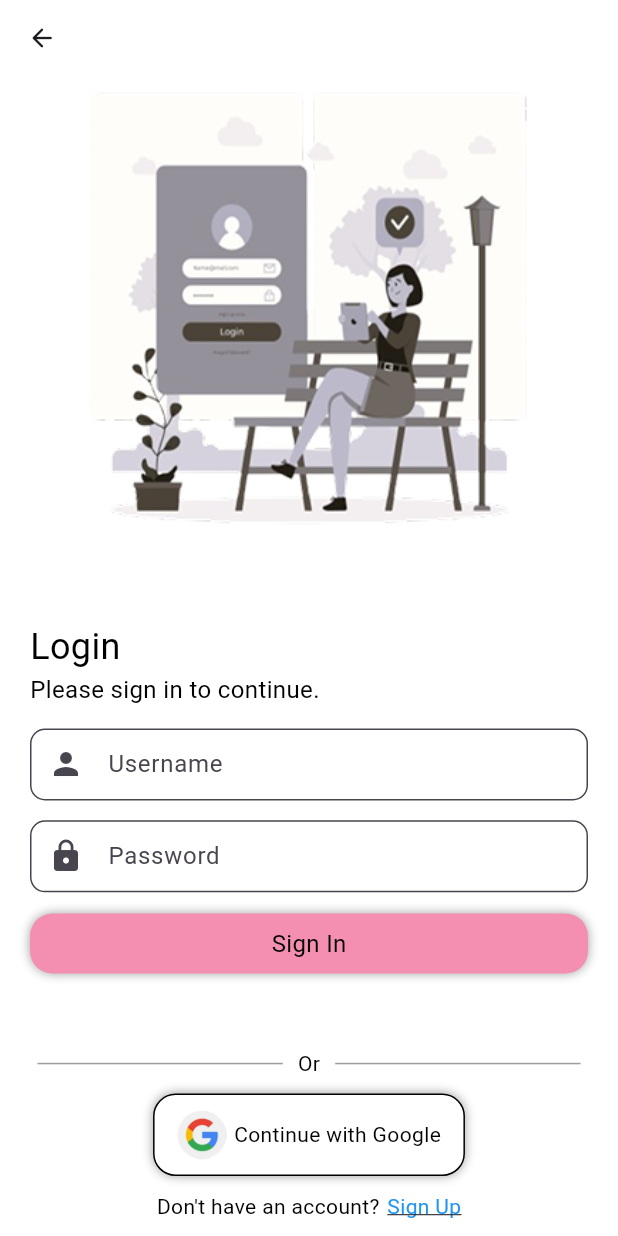
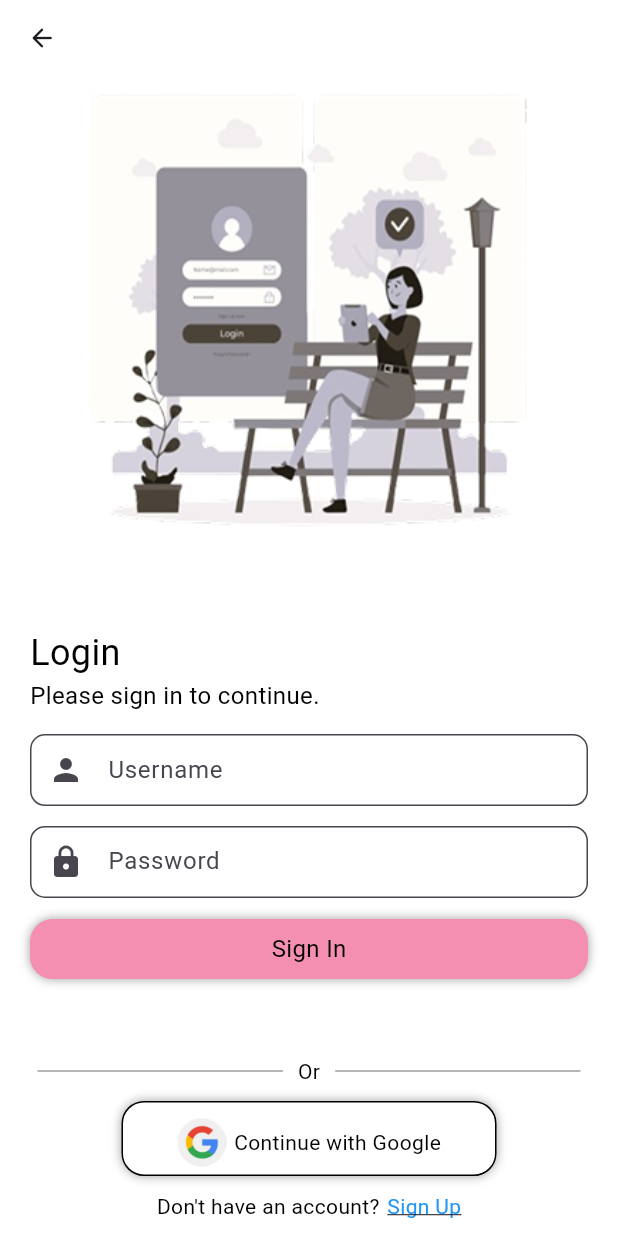
Before and after one commit to FourZe007/sales_management, a Flutter app: the screen it shows after launch, after a tap on "Login", on a phone screen of 412 x 824 dp. Run offline on Flutter 3.47's test engine with Material 3 defaults, Android fonts, the light colour scheme and no system bars; our stand-ins replace cloud_firestore, equatable, firebase_auth, firebase_core, flutter_bloc, google_sign_in; accounts and stored records are empty.

Commit message:
feat: minor fix to Google login button

```diff
--- a/lib/main.dart
+++ b/lib/main.dart
@@ -19,12 +19,6 @@ void main() async {
   await Firebase.initializeApp();
   FirebaseAuth.instance.setSettings(appVerificationDisabledForTesting: true);
 
-  // runApp(
-  //   ChangeNotifierProvider(
-  //     create: (context) => StateManager(),
-  //     child: const MainApp(),
-  //   ),
-  // );
   runApp(MainApp());
 }
 
--- a/lib/presentation/screens/login_screen.dart
+++ b/lib/presentation/screens/login_screen.dart
@@ -205,24 +205,9 @@ class _LoginScreenState extends State<LoginScreen> {
             ),
 
             // ~:Alt Login Option:~
-            BlocConsumer<GoogleBloc, GoogleState>(
-              listener: (context, state) {
-                if (state is GoogleLoginSuccess) {
-                  Navigator.pushReplacementNamed(context, '/home');
-                } else if (state is GoogleLoginFail) {
-                  ScaffoldMessenger.of(context).showSnackBar(
-                    SnackBar(
-                      content: Text(state.errorMessage),
-                      backgroundColor: Colors.red,
-                    ),
-                  );
-                }
-              },
-              builder: (context, state) {
-                if (state is GoogleLoginLoading) {
-                  return CircularProgressIndicator();
-                } else {
-                  return Container(
+            Container(
+              width: 250,
+              height: 50,
               decoration: BoxDecoration(
                 color: Colors.white,
                 border: Border.all(color: Colors.black),
@@ -237,7 +222,28 @@ class _LoginScreenState extends State<LoginScreen> {
               ),
               padding: EdgeInsets.symmetric(horizontal: 15, vertical: 10),
               margin: EdgeInsets.symmetric(horizontal: 10, vertical: 10),
-                    child: GestureDetector(
+              child: BlocConsumer<GoogleBloc, GoogleState>(
+                listener: (context, state) {
+                  if (state is GoogleLoginSuccess) {
+                    Navigator.pushReplacementNamed(context, '/home');
+                  } else if (state is GoogleLoginFail) {
+                    ScaffoldMessenger.of(
+                      context,
+                    ).showSnackBar(SnackBar(content: Text(state.errorMessage)));
+                  }
+                },
+                builder: (context, state) {
+                  if (state is GoogleLoginLoading) {
+                    return Center(
+                      child: SizedBox(
+                        width: 25,
+                        height: 25,
+                        child: CircularProgressIndicator(),
+                      ),
+                    );
+                  }
+
+                  return GestureDetector(
                     onTap: () {
                       context.read<GoogleBloc>().add(ContinueWithGoogle());
                     },
@@ -259,10 +265,9 @@ class _LoginScreenState extends State<LoginScreen> {
                         ),
                       ],
                     ),
+                  );
+                },
               ),
-                  );
-                }
-              },
             ),
 
             // ~:Registration Option:~
--- a/lib/presentation/screens/welcome_screen.dart
+++ b/lib/presentation/screens/welcome_screen.dart
@@ -152,15 +152,8 @@ class _WelcomeScreenState extends State<WelcomeScreen> {
                               color:
                                   state.currentIndex == index
                                       ? ColorsLibrary.primaryColor1
-                                      : ColorsLibrary.primaryColor2,
+                                      : ColorsLibrary.shadowColor,
                               borderRadius: BorderRadius.circular(20),
-                              boxShadow: [
-                                BoxShadow(
-                                  color: Colors.grey,
-                                  blurRadius: 5,
-                                  spreadRadius: 1,
-                                ),
-                              ],
                             ),
                             margin: EdgeInsets.symmetric(
                               vertical: 5.0,
```
Lines whose indentation alone changed are shown as unchanged.
